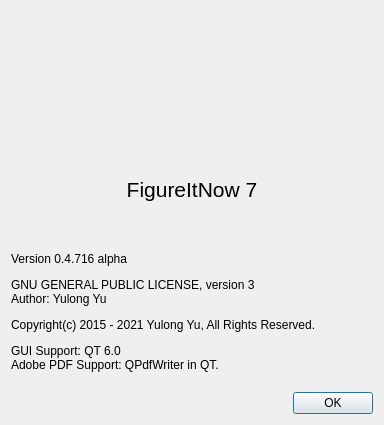
Old version of the form FigureItNow7/finUiAboutDlg.ui in the repository yuylong/FigureItNow.
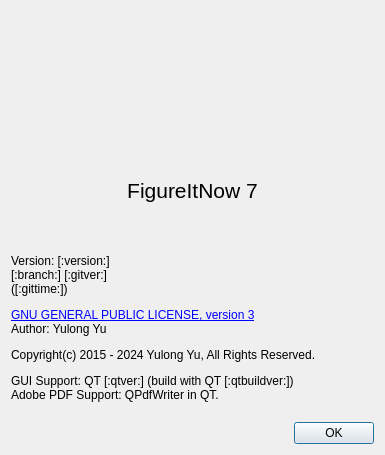
New version of the form. Icons and pictures are not drawn.

Commit message: Automatic version number for about dialog.

```diff
--- a/FigureItNow7/finUiAboutDlg.ui
+++ b/FigureItNow7/finUiAboutDlg.ui
@@ -6,8 +6,8 @@
    <rect>
     <x>0</x>
     <y>0</y>
-    <width>384</width>
-    <height>425</height>
+    <width>385</width>
+    <height>455</height>
    </rect>
   </property>
   <property name="windowTitle">
@@ -52,7 +52,7 @@
    <item>
     <widget class="QLabel" name="lblCopyrights">
      <property name="text">
-      <string>&lt;html&gt;&lt;head/&gt;&lt;body&gt;&lt;p&gt;Version 0.4.716 alpha&lt;/p&gt;&lt;p&gt;&lt;span style=&quot; color:#000000;&quot;&gt;GNU GENERAL PUBLIC LICENSE, version 3&lt;/span&gt;&lt;br/&gt;Author: Yulong Yu&lt;/p&gt;&lt;p&gt;Copyright(c) 2015 - 2021 Yulong Yu, All Rights Reserved.&lt;/p&gt;&lt;p&gt;GUI Support: QT 6.0&lt;br/&gt;Adobe PDF Support: QPdfWriter in QT.&lt;br/&gt;&lt;/p&gt;&lt;/body&gt;&lt;/html&gt;</string>
+      <string>&lt;html&gt;&lt;head/&gt;&lt;body&gt;&lt;p&gt;Version: [:version:]&lt;br/&gt;[:branch:] [:gitver:]&lt;br/&gt;([:gittime:])&lt;/p&gt;&lt;p&gt;&lt;a href=&quot;https://github.com/yuylong/FigureItNow/blob/master/LICENSE&quot;&gt;GNU GENERAL PUBLIC LICENSE, version 3&lt;/a&gt;&lt;br/&gt;Author: Yulong Yu&lt;/p&gt;&lt;p&gt;Copyright(c) 2015 - 2024 Yulong Yu, All Rights Reserved.&lt;/p&gt;&lt;p&gt;GUI Support: QT [:qtver:] (build with QT [:qtbuildver:])&lt;br/&gt;Adobe PDF Support: QPdfWriter in QT.&lt;br/&gt;&lt;/p&gt;&lt;/body&gt;&lt;/html&gt;</string>
      </property>
      <property name="margin">
       <number>8</number>
```
Left out of the diff: 8 changed lines with no effect on the pictures. The commit also changes 4 other files.
